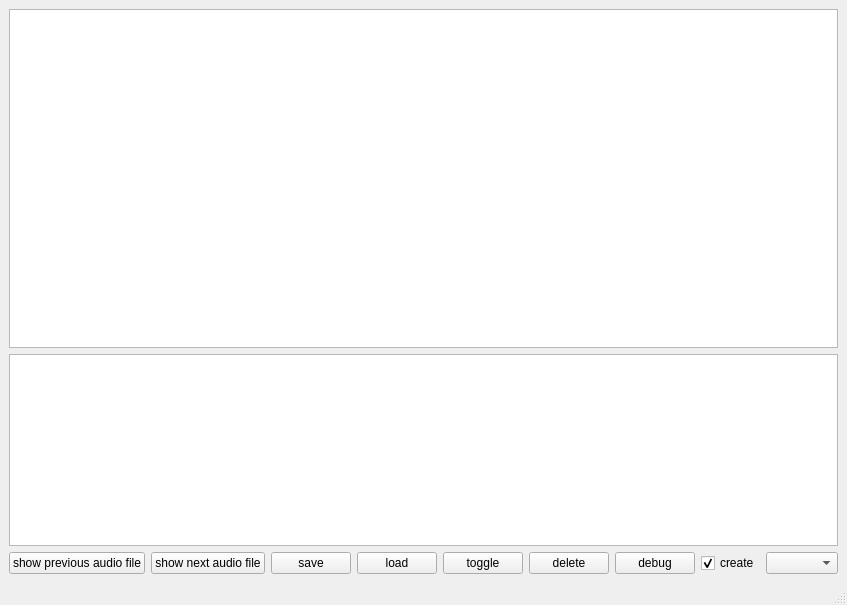
Old version of the form gui.ui in the repository groakat/AudioTagger.
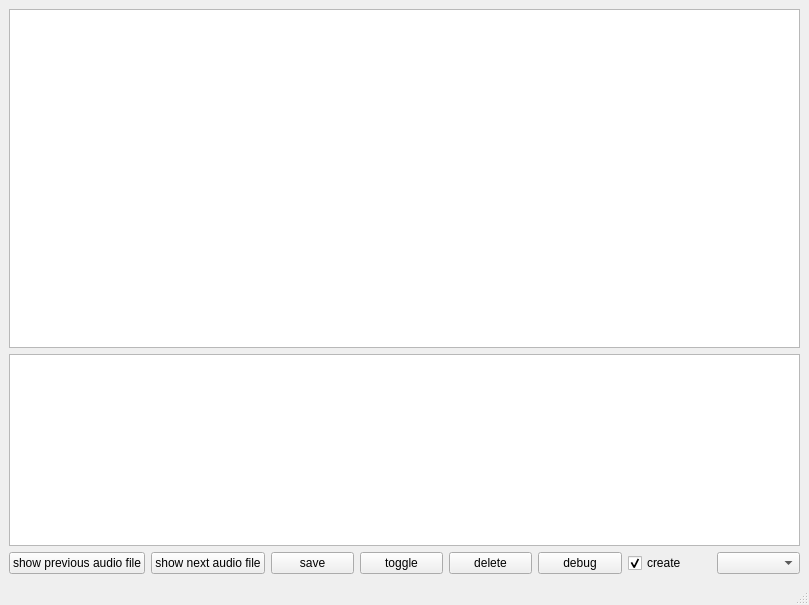
New version of the form.

Commit message: Load button removed and delete keyboard shortcut added

What changed in the file:
```diff
--- a/gui.ui
+++ b/gui.ui
@@ -74,13 +74,6 @@
           </property>
          </widget>
         </item>
-        <item>
-         <widget class="QPushButton" name="pb_load">
-          <property name="text">
-           <string>load</string>
-          </property>
-         </widget>
-        </item>
         <item>
          <widget class="QPushButton" name="pb_toggle">
           <property name="text">
```
The commit also changes 2 other files.
